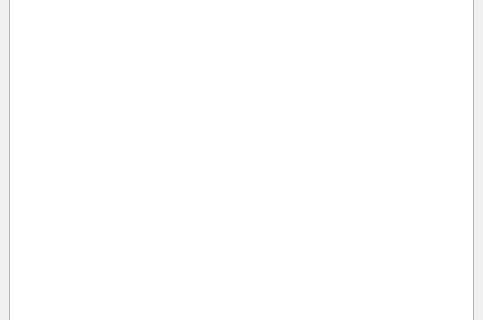
Above: mainwindow.ui from cdit-ma/SEM before the change; both pictures show x 0 to 483 and y 98 to 418 of the 483 by 547 pixel window. Below: the same form after it.
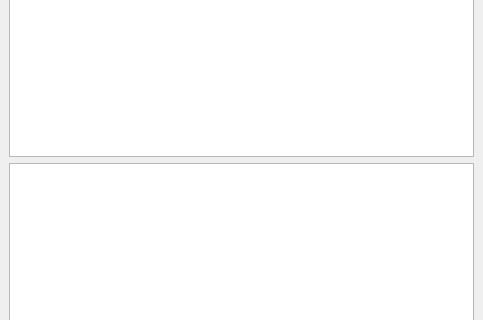
That is the form after the change.

What changed in the file:
```diff
--- a/mainwindow.ui
+++ b/mainwindow.ui
@@ -17,6 +17,9 @@
    <layout class="QVBoxLayout" name="verticalLayout_2">
     <item>
      <layout class="QVBoxLayout" name="verticalLayout">
+      <item>
+       <widget class="QGraphicsView" name="graphicsView"/>
+      </item>
       <item>
        <widget class="QTextBrowser" name="DebugOuputText"/>
       </item>
```
